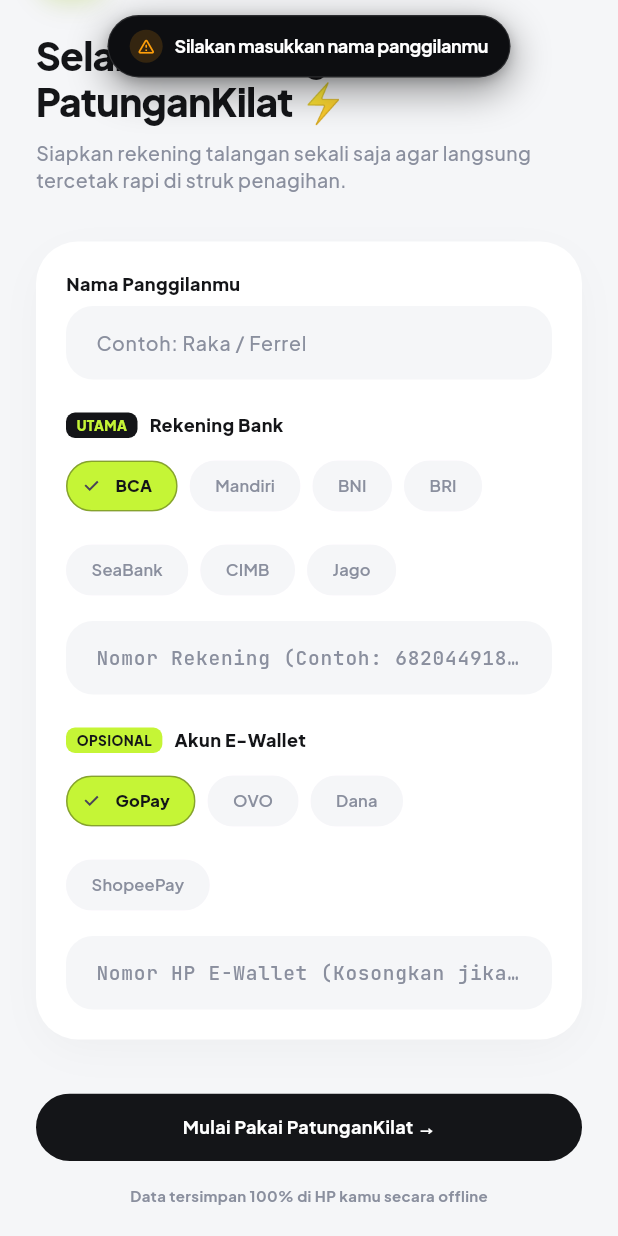
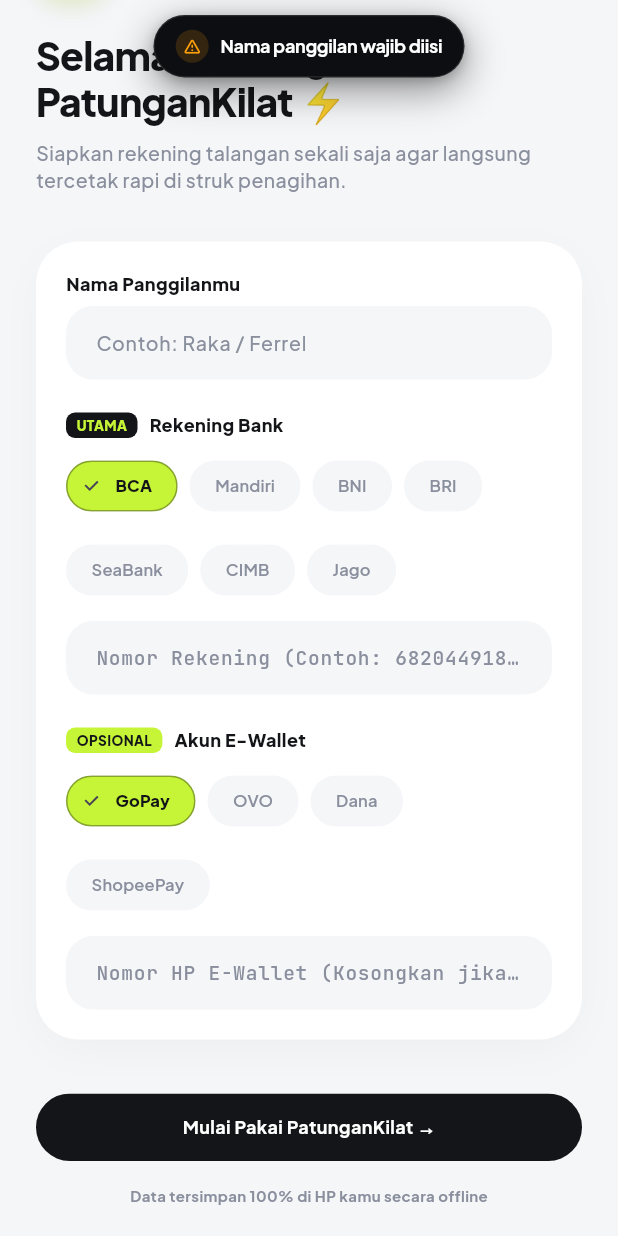
Before and after one commit to FerrelHD/PatunganKilat, a Flutter app: the screen it shows after launch, scrolled down 87 dp, after a tap on "Mulai Pakai PatunganKilat →", on a phone screen of 412 x 824 dp. Run offline on Flutter 3.47's test engine with Material 3 defaults, Android fonts, the phone set to English and light mode, and no system bars; our stand-ins replace flutter_riverpod, google_fonts, image_picker, share_plus, shared_preferences, web; missing offline and left inert: dart:js_interop.

Commit message:
refactor(ui): clean up toast microcopy and remove AI slop emoji patterns

```diff
--- a/lib/core/widgets/neo_dark_card.dart
+++ b/lib/core/widgets/neo_dark_card.dart
@@ -171,7 +171,7 @@
                     Clipboard.setData(ClipboardData(text: textToCopy));
                     NeoToast.show(
                       context,
-                      'Nomor $walletName ($textToCopy) disalin! ⚡',
+                      'No. E-Wallet $walletName disalin',
                       type: NeoToastType.success,
                     );
                   },
--- a/lib/core/widgets/neo_lime_card.dart
+++ b/lib/core/widgets/neo_lime_card.dart
@@ -130,7 +130,7 @@
                             Clipboard.setData(ClipboardData(text: rawAccountNumber));
                             NeoToast.show(
                               context,
-                              'Nomor rekening $bankName ($rawAccountNumber) disalin! ⚡',
+                              'No. Rekening $bankName disalin',
                               type: NeoToastType.success,
                             );
                           },
--- a/lib/features/friends/screens/friends_screen.dart
+++ b/lib/features/friends/screens/friends_screen.dart
@@ -122,7 +122,7 @@
                         Navigator.pop(ctx);
                         NeoToast.show(
                           context,
-                          '$name berhasil ditambahkan ke $chosenGroup! 🎉',
+                          '$name ditambahkan ke $chosenGroup',
                           type: NeoToastType.success,
                         );
                       }
--- a/lib/features/home/screens/home_screen.dart
+++ b/lib/features/home/screens/home_screen.dart
@@ -73,7 +73,7 @@
                     onTap: () {
                       NeoToast.show(
                         context,
-                        'Aplikasi siap digunakan untuk bagi tagihan! ⚡',
+                        'PatunganKilat siap digunakan',
                         type: NeoToastType.info,
                       );
                     },
--- a/lib/features/home/widgets/create_session_bottom_sheet.dart
+++ b/lib/features/home/widgets/create_session_bottom_sheet.dart
@@ -66,7 +66,7 @@
     if (title.isEmpty) {
       NeoToast.show(
         context,
-        'Silakan masukkan nama tempat atau acara nongkrong',
+        'Nama tempat atau acara wajib diisi',
         type: NeoToastType.warning,
       );
       return;
--- a/lib/features/home/widgets/edit_account_bottom_sheet.dart
+++ b/lib/features/home/widgets/edit_account_bottom_sheet.dart
@@ -72,7 +72,7 @@
     if (name.isEmpty) {
       NeoToast.show(
         context,
-        'Nama panggilan tidak boleh kosong',
+        'Nama panggilan wajib diisi',
         type: NeoToastType.warning,
       );
       return;
--- a/lib/features/onboarding/screens/onboarding_screen.dart
+++ b/lib/features/onboarding/screens/onboarding_screen.dart
@@ -52,7 +52,7 @@
     if (name.isEmpty) {
       NeoToast.show(
         context,
-        'Silakan masukkan nama panggilanmu',
+        'Nama panggilan wajib diisi',
         type: NeoToastType.warning,
       );
       return;
--- a/lib/features/receipt/screens/receipt_screen.dart
+++ b/lib/features/receipt/screens/receipt_screen.dart
@@ -74,7 +74,7 @@
           context,
           success
               ? 'Struk siap dibagikan / tersimpan! 🧾⚡'
-              : 'Gagal memproses gambar struk. Coba lagi.',
+              : 'Gagal memproses gambar struk',
           type: success ? NeoToastType.success : NeoToastType.error,
         );
       }
--- a/lib/features/receipt/widgets/thermal_receipt_card.dart
+++ b/lib/features/receipt/widgets/thermal_receipt_card.dart
@@ -271,7 +271,7 @@
                           Clipboard.setData(ClipboardData(text: accountNumber));
                           NeoToast.show(
                             context,
-                            'Nomor rekening $bankName ($accountNumber) disalin! ⚡',
+                            'No. Rekening $bankName disalin',
                             type: NeoToastType.success,
                           );
                         },
@@ -350,7 +350,7 @@
                             Clipboard.setData(ClipboardData(text: userProfile.walletNumber));
                             NeoToast.show(
                               context,
-                              'Nomor ${userProfile.walletName} (${userProfile.walletNumber}) disalin! ⚡',
+                              'No. E-Wallet ${userProfile.walletName} disalin',
                               type: NeoToastType.success,
                             );
                           },
--- a/lib/features/split_arena/widgets/add_menu_bottom_sheet.dart
+++ b/lib/features/split_arena/widgets/add_menu_bottom_sheet.dart
@@ -51,7 +51,7 @@
     if (name.isEmpty || price <= 0) {
       NeoToast.show(
         context,
-        'Silakan masukkan nama menu dan nominal harga yang valid',
+        'Nama menu dan harga yang valid wajib diisi',
         type: NeoToastType.warning,
       );
       return;
```
Also changed, not shown: lib/features/split_arena/screens/split_arena_screen.dart (+6 -5 lines), lib/features/split_arena/widgets/receipt_scan_bottom_sheet.dart (+6 -3 lines).
